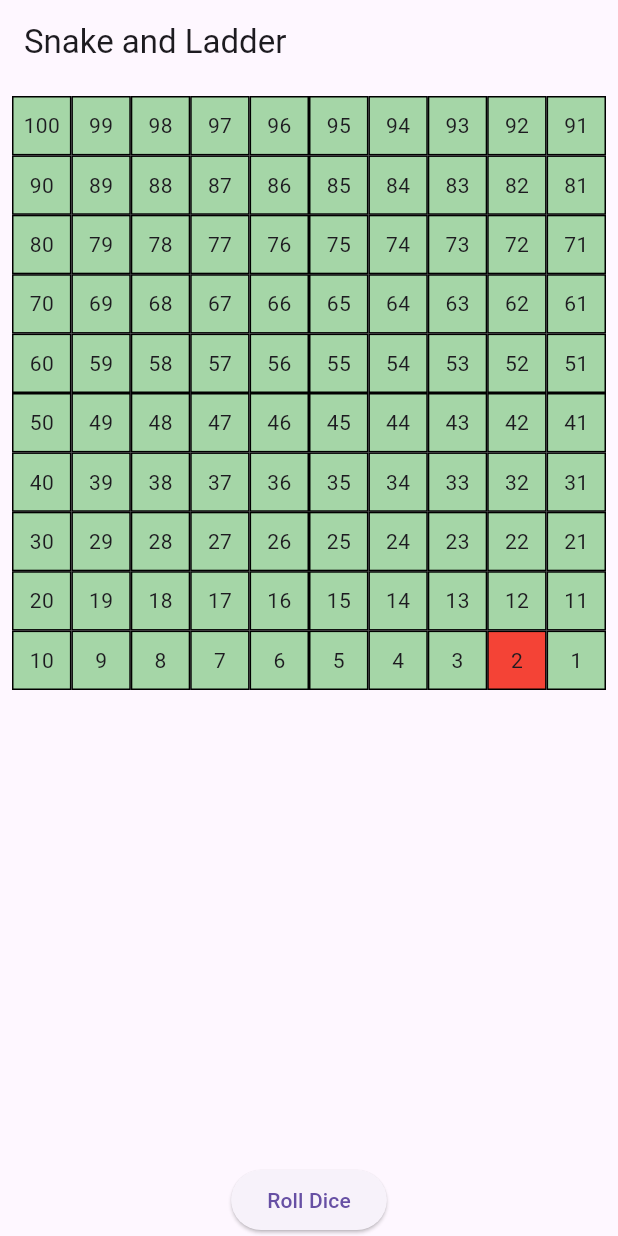
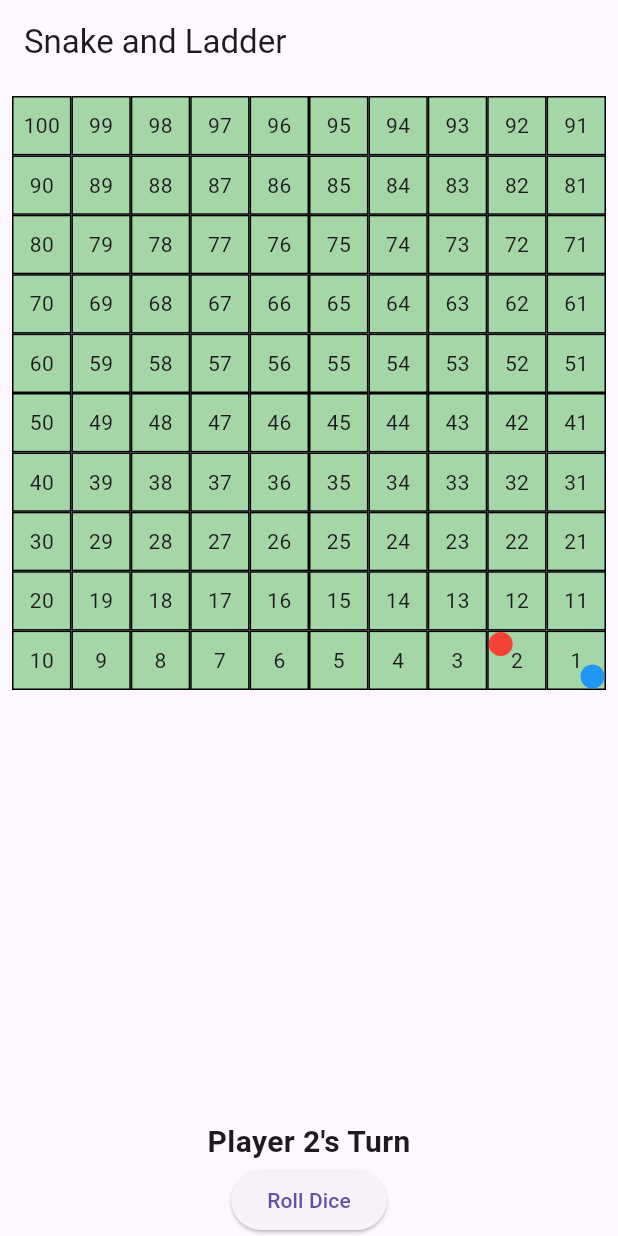
Before and after one commit to spyguyrajat/snake_ladder_game, a Flutter app: the screen it shows after launch, after a tap on "Roll Dice", on a phone screen of 412 x 824 dp. Run offline on Flutter 3.47's test engine with Material 3 defaults, Android fonts, the phone set to English and light mode, and no system bars.

Commit message:
add 2 players support

```diff
--- a/lib/main.dart
+++ b/lib/main.dart
@@ -25,7 +25,9 @@ class GameScreen extends StatefulWidget {
 }
 
 class _GameScreenState extends State<GameScreen> {
-  int playerPosition = 1;
+  int player1Position = 1;
+  int player2Position = 1;
+  bool isPlayer1Turn = true;
 
   Map<int, int> snakeAndLadders = {
     16: 6,
@@ -48,27 +50,61 @@ class _GameScreenState extends State<GameScreen> {
     80: 100,
   };
 
+  void showWinnerDialog(String winner) {
+    showDialog(
+      context: context,
+      builder: (_) => AlertDialog(
+        title: Text("$winner wins!"),
+        content: const Text("Congratulations 🎉"),
+        actions: [
+          TextButton(
+            onPressed: () {
+              Navigator.pop(context);
+              setState(() {
+                player1Position = 1;
+                player2Position = 1;
+                isPlayer1Turn = true;
+              });
+            },
+            child: const Text("Play Again"),
+          ),
+        ],
+      ),
+    );
+  }
+
   void rollDice() {
     setState(() {
       int dice = (1 + (6 * (DateTime.now().millisecondsSinceEpoch % 6) / 6))
           .floor();
-      playerPosition += dice;
 
-      if (playerPosition > 100) playerPosition = 100;
+      if (isPlayer1Turn) {
+        player1Position += dice;
+        if (player1Position > 100) player1Position = 100;
 
-      if (snakeAndLadders.containsKey(playerPosition)) {
-        playerPosition = snakeAndLadders[playerPosition]!;
+        if (snakeAndLadders.containsKey(player1Position)) {
+          player1Position = snakeAndLadders[player1Position]!;
+        }
+
+        if (player1Position == 100) {
+          showWinnerDialog("Player 1");
+          return;
+        }
+      } else {
+        player2Position += dice;
+        if (player2Position > 100) player2Position = 100;
+
+        if (snakeAndLadders.containsKey(player2Position)) {
+          player2Position = snakeAndLadders[player2Position]!;
+        }
+
+        if (player2Position == 100) {
+          showWinnerDialog("Player 2");
+          return;
+        }
       }
 
-      if (playerPosition == 100) {
-        showDialog(
-          context: context,
-          builder: (_) => AlertDialog(
-            title: const Text("You Win!"),
-            content: const Text("Congratulations 🎉"),
-          ),
-        );
-      }
+      isPlayer1Turn = !isPlayer1Turn;
     });
   }
 
@@ -87,17 +123,44 @@ class _GameScreenState extends State<GameScreen> {
               ),
               itemBuilder: (context, index) {
                 int cellNumber = 100 - index;
-                bool isPlayerHere = cellNumber == playerPosition;
+                bool isPlayer1Here = cellNumber == player1Position;
+                bool isPlayer2Here = cellNumber == player2Position;
 
                 return Container(
                   decoration: BoxDecoration(
                     border: Border.all(color: Colors.black),
-                    color: isPlayerHere ? Colors.red : Colors.green[200],
+                    color: Colors.green[200],
                   ),
-                  child: Center(child: Text(cellNumber.toString())),
+                  child: Stack(
+                    children: [
+                      Center(child: Text(cellNumber.toString())),
+
+                      if (isPlayer1Here)
+                        const Align(
+                          alignment: Alignment.topLeft,
+                          child: CircleAvatar(
+                            radius: 8,
+                            backgroundColor: Colors.red,
+                          ),
+                        ),
+
+                      if (isPlayer2Here)
+                        const Align(
+                          alignment: Alignment.bottomRight,
+                          child: CircleAvatar(
+                            radius: 8,
+                            backgroundColor: Colors.blue,
+                          ),
+                        ),
+                    ],
+                  ),
                 );
               },
             ),
+          ),
+          Text(
+            isPlayer1Turn ? "Player 1's Turn" : "Player 2's Turn",
+            style: const TextStyle(fontSize: 20, fontWeight: FontWeight.bold),
           ),
           ElevatedButton(onPressed: rollDice, child: const Text("Roll Dice")),
         ],
```
